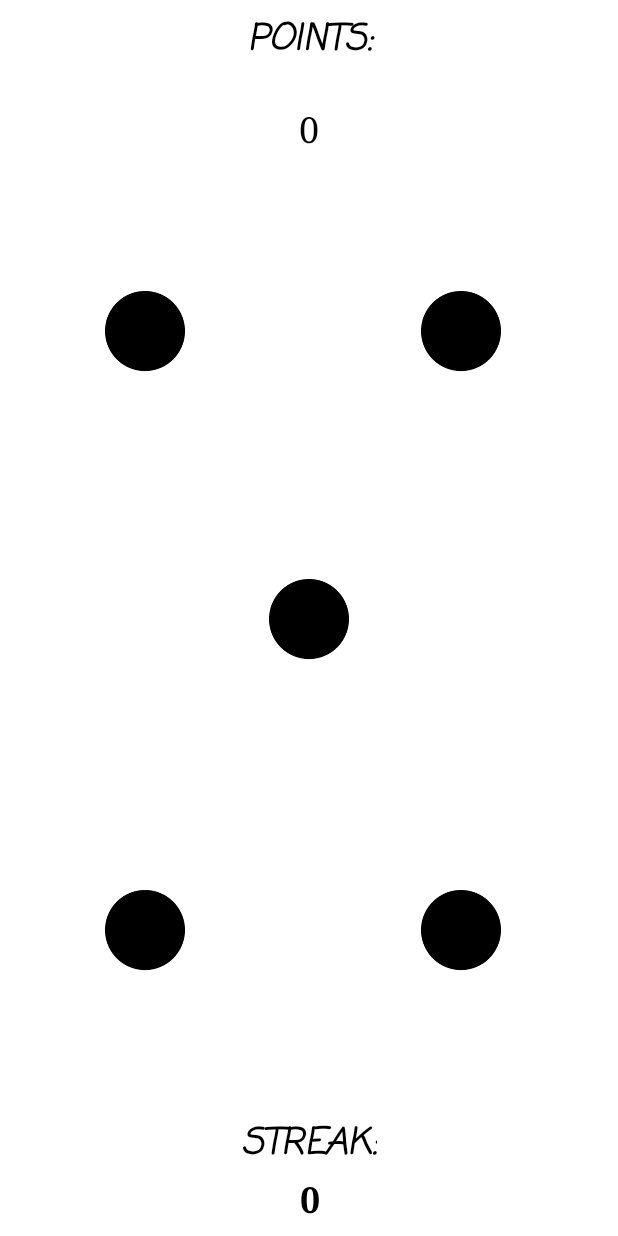
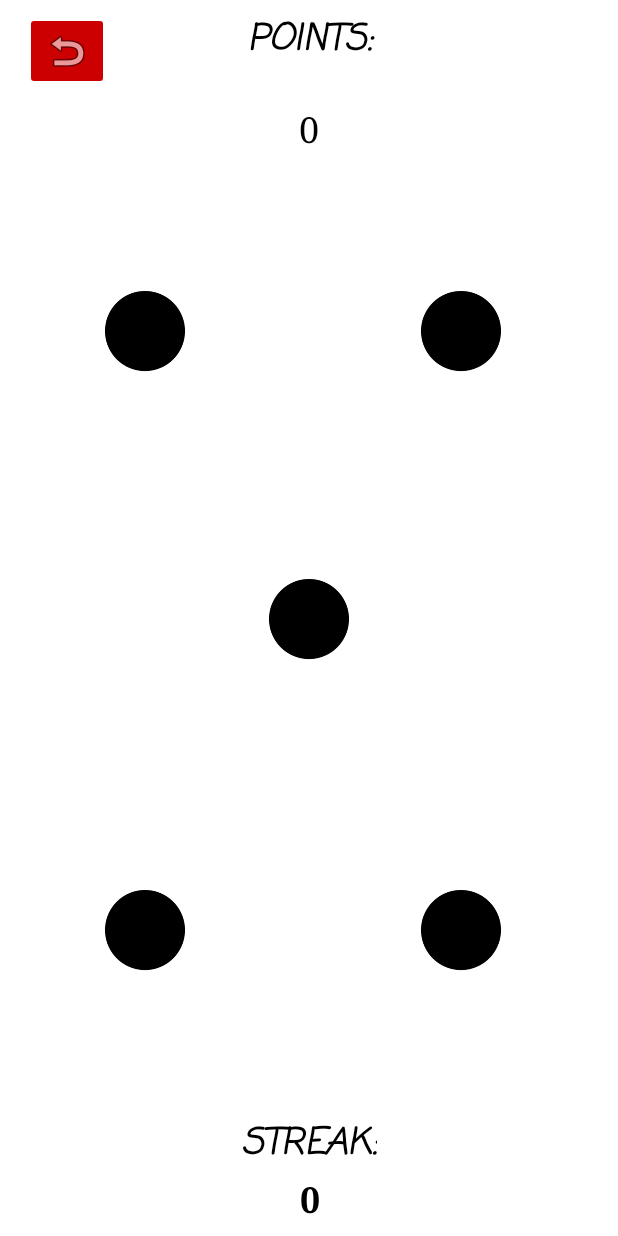
Before and after one commit to MarkoSumisu/WhacaMole, an Android app: the screen it shows after launch (MainActivity), after a tap on "PLAY!", on a phone screen of 412 x 824 dp. Run offline under Robolectric (Android 15) with nearby library versions, the phone set to English and light mode, and no system bars.

Commit message:
Added a return home button!

```diff
--- a/app/src/main/java/com/example/marcosmith/whacamole/HomeActivity.java
+++ b/app/src/main/java/com/example/marcosmith/whacamole/HomeActivity.java
@@ -6,45 +6,46 @@ import android.support.v7.app.AppCompatActivity;
 import android.os.Bundle;
 import android.util.Log;
 import android.view.View;
-import android.widget.Button;
 import android.widget.TextView;
 
 public class HomeActivity extends AppCompatActivity implements View.OnClickListener{
 
-    private Button playButton;
     public TextView streakNumber, scoreNumber;
 
-    public static int highScore = MainActivity.points;
-    public static int highstreak = MainActivity.streak;
+    public static int highScore;
+    public static int highstreak;
 
     private String testsave = MainActivity.stringPointsSaved;
     private String testsave2 = MainActivity.stringStreakSaved;
 
     public SharedPreferences loadpoints = MainActivity.load;
 
-
-
-
     @Override
     protected void onCreate(Bundle savedInstanceState) {
         super.onCreate(savedInstanceState);
         setContentView(R.layout.activity_home);
 
-        loadpoints = getSharedPreferences(testsave, 0);
-        String mString = loadpoints.getString("HighScore", "0");
+        highScore = MainActivity.savepoint;
+        highstreak = MainActivity.savestreak;
 
-        loadpoints = getSharedPreferences(testsave2, 0);
-        String mString2 = loadpoints.getString("HighStreak", "0");
+        //if (Integer.parseInt(testsave) >= highScore){
 
-       // Log.d("logtag", mString);
+            loadpoints = getSharedPreferences(testsave, 0);
+            String mString = loadpoints.getString("HighScore", String.valueOf(highScore));
 
-        scoreNumber = findViewById(R.id.textView12);
-        scoreNumber.setText(mString);
+            scoreNumber = findViewById(R.id.textView12);
+            scoreNumber.setText(mString);
+       // }
 
-        streakNumber = findViewById(R.id.textView11);
-        streakNumber.setText(mString2);
+        //if (Integer.parseInt(testsave2) >= highstreak){
+            loadpoints = getSharedPreferences(testsave2, 0);
+            String mString2 = loadpoints.getString("HighStreak", String.valueOf(highstreak));
 
-        Log.d("logtag", "Main Activity booted");
+            streakNumber = findViewById(R.id.textView11);
+            streakNumber.setText(mString2);
+        //}
+
+        Log.d("logtag", "Home Activity booted");
     }
 
     @Override
--- a/app/src/main/res/layout/activity_main.xml
+++ b/app/src/main/res/layout/activity_main.xml
@@ -124,7 +124,8 @@
         app:layout_constraintHorizontal_bias="0.501"
         app:layout_constraintStart_toStartOf="parent"
         app:layout_constraintTop_toTopOf="parent"
-        app:layout_constraintVertical_bias="0.955" />
+        app:layout_constraintVertical_bias="0.955"
+        tools:text="Streak:" />
 
     <TextView
         android:id="@+id/StreakValue"
@@ -146,7 +147,8 @@
         app:layout_constraintHorizontal_bias="0.501"
         app:layout_constraintStart_toStartOf="parent"
         app:layout_constraintTop_toTopOf="parent"
-        app:layout_constraintVertical_bias="1.0" />
+        app:layout_constraintVertical_bias="1.0"
+        tools:text="0" />
 
     <TextView
         android:id="@+id/textView4"
@@ -189,27 +191,25 @@
         app:layout_constraintStart_toStartOf="parent"
         app:layout_constraintTop_toTopOf="parent"
         app:layout_constraintVertical_bias="0.08"
-        tools:text="@string/_0" />
+        tools:text="0 " />
 
-    <TextView
-        android:id="@+id/Status"
-        android:layout_width="95dp"
-        android:layout_height="19dp"
+    <ImageButton
+        android:id="@+id/imageButton"
+        android:layout_width="wrap_content"
+        android:layout_height="wrap_content"
         android:layout_marginBottom="8dp"
         android:layout_marginEnd="8dp"
         android:layout_marginStart="8dp"
         android:layout_marginTop="8dp"
-        android:text=""
-        android:textAlignment="center"
-        android:textAllCaps="true"
-        android:textColor="@android:color/background_dark"
-        android:textSize="10sp"
-        android:textStyle="bold|italic"
+        android:adjustViewBounds="false"
+        android:backgroundTint="@android:color/holo_red_dark"
         app:layout_constraintBottom_toBottomOf="parent"
         app:layout_constraintEnd_toEndOf="parent"
-        app:layout_constraintHorizontal_bias="0.0"
+        app:layout_constraintHorizontal_bias="0.025"
         app:layout_constraintStart_toStartOf="parent"
         app:layout_constraintTop_toTopOf="parent"
-        app:layout_constraintVertical_bias="0.046" />
+        app:layout_constraintVertical_bias="0.0"
+        app:srcCompat="@android:drawable/ic_menu_revert"
+        android:contentDescription="@string/todo2" />
 
 </android.support.constraint.ConstraintLayout>
--- a/app/src/main/res/values/strings.xml
+++ b/app/src/main/res/values/strings.xml
@@ -12,4 +12,6 @@
     <string name="textview3">TextView</string>
     <string name="whac_a_mole">WHAC - A - MOLE</string>
     <string name="play">PLAY!</string>
+    <string name="button2">Button</string>
+    <string name="todo2">TODO</string>
 </resources>
```
Also changed, not shown: app/src/main/java/com/example/marcosmith/whacamole/MainActivity.java (+23 -5 lines).
